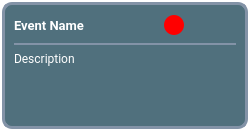
This is src/app/gui/forms/widgeteventitem.ui in botorabi/Meet4Eat-Desktop as Qt 5 draws it before an edit. The edited form follows.
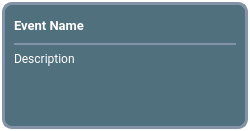
This is the edited form. Icons and pictures are not drawn.

What changed in the file:
```diff
--- a/src/app/gui/forms/widgeteventitem.ui
+++ b/src/app/gui/forms/widgeteventitem.ui
@@ -124,7 +124,7 @@
             </property>
             <property name="styleSheet">
              <string notr="true">QPushButton {
-  background-color: red;
+  background-color: transparent;
   border-radius: 10px;
   border-image: url(:/icon-refresh.png);
 }
```
Left out of the diff: 2 changed lines with no effect on the pictures.
